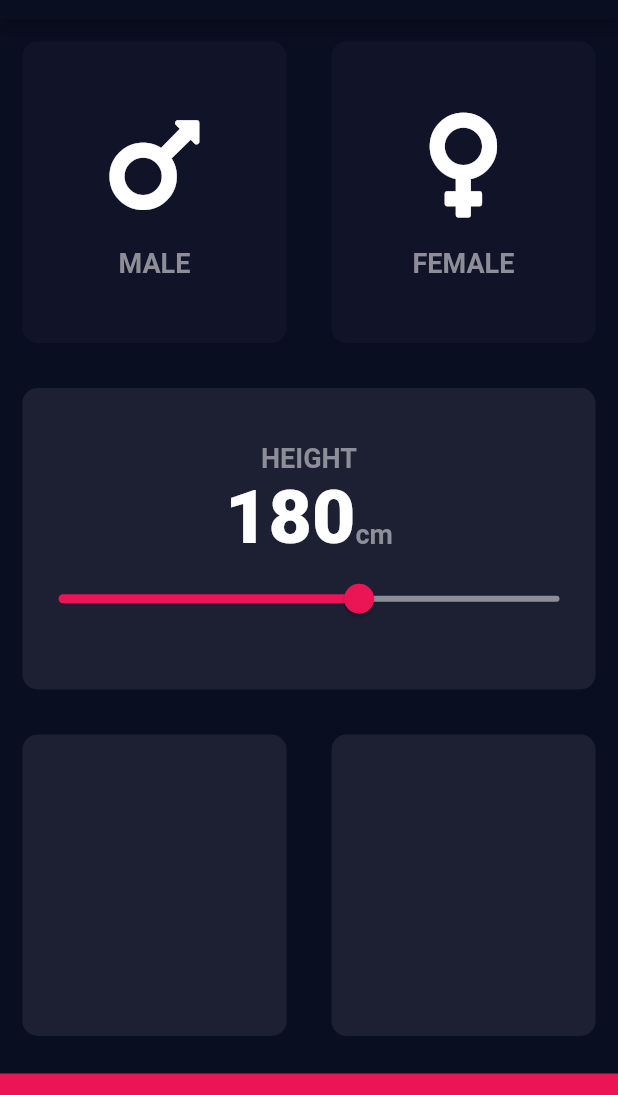
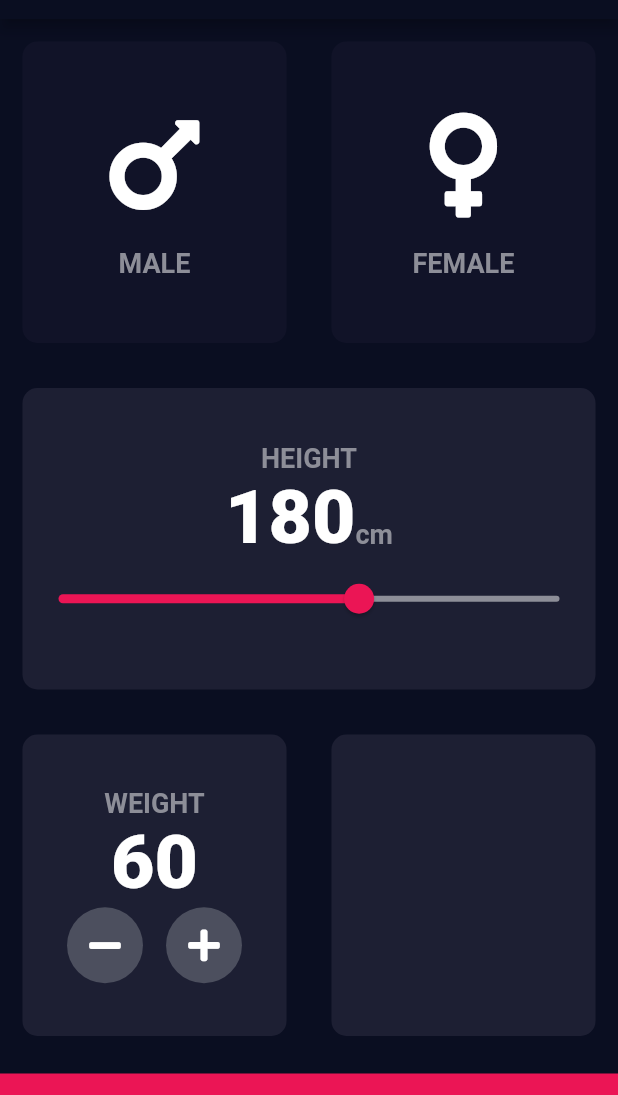
Before and after one commit to chauhan2b/bmi_calculator, a Flutter app: the screen it shows after launch, on a phone screen of 412 x 824 dp, the part 65-1160 px from its top. Run offline on Flutter 3.47's test engine with Material 2 defaults, Android fonts, the phone set to English and light mode, and no system bars; our stand-ins replace font_awesome_flutter.

Commit message:
added weight

```diff
--- a/lib/input_page.dart
+++ b/lib/input_page.dart
@@ -15,6 +15,7 @@ class InputPage extends StatefulWidget {
 class _InputPageState extends State<InputPage> {
   Gender selectedGender;
   int height = 180;
+  int weight = 60;
 
   @override
   Widget build(BuildContext context) {
@@ -115,6 +116,43 @@ class _InputPageState extends State<InputPage> {
                   Expanded(
                     child: ReusableCard(
                       colour: kActiveCardColor,
+                      cardChild: Column(
+                        mainAxisAlignment: MainAxisAlignment.center,
+                        children: [
+                          Text(
+                            'WEIGHT',
+                            style: kLabelTextStyle,
+                          ),
+                          Text(
+                            weight.toString(),
+                            style: kNumberTextStyle,
+                          ),
+                          Row(
+                            mainAxisAlignment: MainAxisAlignment.center,
+                            children: [
+                              RoundIconButton(
+                                icon: FontAwesomeIcons.minus,
+                                onPressed: () {
+                                  setState(() {
+                                    weight -= 1;
+                                  });
+                                },
+                              ),
+                              SizedBox(
+                                width: 10.0,
+                              ),
+                              RoundIconButton(
+                                icon: FontAwesomeIcons.plus,
+                                onPressed: () {
+                                  setState(() {
+                                    weight += 1;
+                                  });
+                                },
+                              ),
+                            ],
+                          ),
+                        ],
+                      ),
                     ),
                   ),
                   Expanded(
@@ -137,3 +175,25 @@ class _InputPageState extends State<InputPage> {
     );
   }
 }
+
+class RoundIconButton extends StatelessWidget {
+  RoundIconButton({@required this.icon, @required this.onPressed});
+
+  final IconData icon;
+  final Function onPressed;
+
+  @override
+  Widget build(BuildContext context) {
+    return RawMaterialButton(
+      child: Icon(icon),
+      onPressed: onPressed,
+      elevation: 0.0,
+      constraints: BoxConstraints.tightFor(
+        width: 56.0,
+        height: 50.6,
+      ),
+      shape: CircleBorder(),
+      fillColor: Color(0xFF4C4F5E),
+    );
+  }
+}
```
